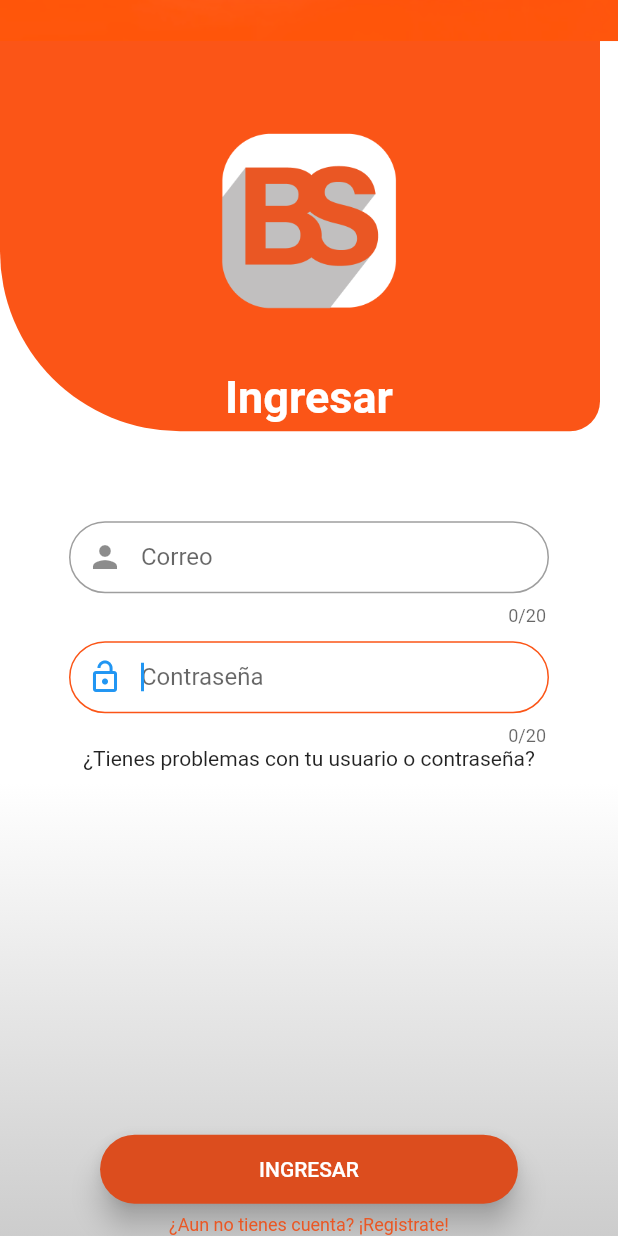
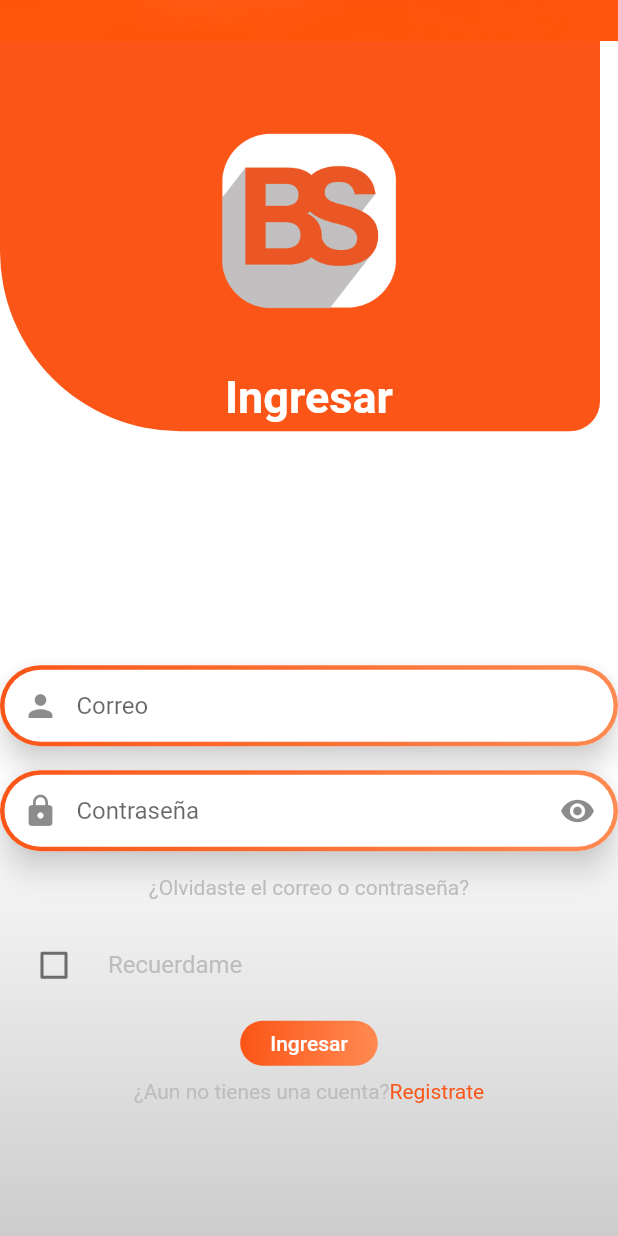
Before and after one commit to Amtrex/Bustop, a Flutter app: the screen it shows after launch, scrolled down 576 dp, on a phone screen of 412 x 824 dp. Run offline on Flutter 3.47's test engine with Material 2 defaults, Android fonts, the phone set to English and light mode, and no system bars; our stand-ins replace cloud_firestore, firebase_auth, firebase_core, qr_flutter; missing offline and left inert: barcode_scan; accounts and stored records are empty.

Commit message:
Login funcional y modificaciones de diseño

```diff
--- a/lib/src/Routes/routes.dart
+++ b/lib/src/Routes/routes.dart
@@ -1,23 +1,22 @@
 import 'package:bustop/src/pages/generate.dart';
 import 'package:bustop/src/pages/home_page.dart';
-import 'package:bustop/src/pages/loginPage.dart';
 import 'package:bustop/src/pages/qrPage.dart';
 import 'package:bustop/src/pages/register_pages.dart';
+import 'package:bustop/src/pages/regs_page.dart';
 import 'package:bustop/src/pages/scan.dart';
 import 'package:flutter/material.dart';
 import 'package:bustop/src/pages/login_page.dart';
 import 'package:bustop/src/pages/scroll_page.dart';
 
-
-Map <String, WidgetBuilder> getAplicationRoutes(){
+Map<String, WidgetBuilder> getAplicationRoutes() {
   return <String, WidgetBuilder>{
-    '/'   : (BuildContext context)=>ScrollPage(),
-        'home': (BuildContext context)=>HomePage(),
-        'register':(BuildContext context)=>RegisterPage(),
-        'login' :(BuildContext context)=>LoginPage(),
-        'qr' :(BuildContext context)=>QrPage(),
-        'scan':(BuildContext context)=>ScanPage(),
-        'generate':(BuildContext context)=>GeneratePage(),
-        'logins' :(BuildContext context)=>LoginPages(),
+    '/': (BuildContext context) => ScrollPage(),
+    'home': (BuildContext context) => HomePage(),
+    'register': (BuildContext context) => RegisterPage(),
+    'login': (BuildContext context) => LoginPage(),
+    'qr': (BuildContext context) => QrPage(),
+    'scan': (BuildContext context) => ScanPage(),
+    'generate': (BuildContext context) => GeneratePage(),
+    'regs': (BuildContext context) => RegsPage(),
   };
 }
--- a/lib/src/pages/login_page.dart
+++ b/lib/src/pages/login_page.dart
@@ -1,5 +1,8 @@
 import 'package:bustop/src/Widgets/styleWidgets.dart';
+import 'package:cloud_firestore/cloud_firestore.dart';
+import 'package:firebase_auth/firebase_auth.dart';
 import 'package:flutter/material.dart';
+import 'home_page.dart';
 
 class LoginPage extends StatefulWidget {
   @override
@@ -7,8 +10,18 @@ class LoginPage extends StatefulWidget {
 }
 
 class _LoginPageState extends State<LoginPage> {
+  bool _check = false;
+  bool _showPass = true;
+
+  double _screenHeightSize;
+  final _loginFormKey = GlobalKey<FormState>();
+
+  final emailController = TextEditingController();
+  final passwordController = TextEditingController();
+  final FirebaseAuth _auth = FirebaseAuth.instance;
   @override
   Widget build(BuildContext context) {
+    _screenHeightSize = MediaQuery.of(context).size.height;
     return Stack(
       children: [
         BackApp(),
@@ -21,142 +34,190 @@ class _LoginPageState extends State<LoginPage> {
   }
 
   Widget loginPage() {
-    //Para la comprovacion de los datos
-    final formKey = GlobalKey<FormState>();
-    String _correo, _contrasena;
-
     return Container(
-      child: Center(
       child: Form(
-          key: formKey,
+        key: _loginFormKey,
         child: Column(
           mainAxisAlignment: MainAxisAlignment.center,
+          children: <Widget>[
+            SizedBox(
+              height: 300,
+            ),
+            inputGradient(
+                false, 'Correo', Icon(Icons.person), null, emailController),
+            Divider(color: Colors.transparent),
+            inputGradient(
+                _showPass,
+                'Contraseña',
+                Icon(Icons.lock),
+                IconButton(
+                    icon: Icon(Icons.visibility),
+                    onPressed: () {
+                      setState(() {
+                        if (_showPass == true) {
+                          _showPass = false;
+                        } else {
+                          _showPass = true;
+                        }
+                      });
+                    }),
+                passwordController),
+            Divider(color: Colors.transparent),
+            Text(
+              '¿Olvidaste el correo o contraseña?',
+              style: TextStyle(color: Colors.grey[400]),
+            ),
+            Divider(color: Colors.transparent),
+            CheckboxListTile(
+              //check Remember me
+              controlAffinity: ListTileControlAffinity.leading,
+              title:
+                  Text('Recuerdame', style: TextStyle(color: Colors.grey[400])),
+              value: _check,
+              activeColor: Colors.orange,
+              onChanged: (valor) {
+                setState(() {
+                  _check = valor;
+                });
+              },
+            ),
+            FlatButton(
+              //button intro
+              textColor: Colors.white,
+              // padding: EdgeInsets.all(0.0),
+              child: Container(
+                decoration: BoxDecoration(
+                  borderRadius: BorderRadius.circular(30.0),
+                  gradient: LinearGradient(colors: <Color>[
+                    Color.fromRGBO(251, 85, 23, 1),
+                    Color.fromRGBO(255, 138, 82, 1),
+                  ]),
+                ),
+                padding: EdgeInsets.symmetric(horizontal: 20.0, vertical: 7.0),
+                child: Text('Ingresar'),
+              ),
+              onPressed: () {
+                if (_loginFormKey.currentState.validate()) {
+                  setState(() {
+                    _authFirebase();
+                  });
+                }
+              },
+            ),
+            Row(
+              mainAxisAlignment: MainAxisAlignment.center,
               children: [
-              SizedBox(
-                height: 320.0,
-              ),
-              Theme(
-                child: Container(
-                  width: 320.0,
-                  child: TextFormField(
-                    maxLength: 20,
-                    decoration: InputDecoration(
-                      prefixIcon: Icon(Icons.person),
-                      border: OutlineInputBorder(
-                          borderRadius: BorderRadius.circular(30)),
-                      hintText: ('Correo'),
-                      contentPadding: new EdgeInsets.symmetric(
-                          vertical: 10.0, horizontal: 2.0),
-                      focusedBorder: OutlineInputBorder(
-                        borderRadius: BorderRadius.all(Radius.circular(30)),
-                        borderSide: BorderSide(
-                          width: 1,
-                          color: Color.fromRGBO(251, 85, 23, 1),
+                Text("¿Aun no tienes una cuenta?",
+                    style: TextStyle(color: Colors.grey[400])),
+                GestureDetector(
+                  child: Text("Registrate",
+                      style: TextStyle(color: Color.fromRGBO(251, 85, 23, 1))),
+                  onTap: () {
+                    Navigator.pushNamed(context, 'register');
+                  },
+                )
+              ],
+            )
+          ],
         ),
       ),
+    );
+  }
+
+  Future _authFirebase() async {
+    var email = emailController.text.trim();
+    var pass = passwordController.text.trim();
+    try {
+      final user = (await _auth
+          .signInWithEmailAndPassword(
+        email: email,
+        password: pass,
+      )
+          .then((value) {
+        get_data(value.user.uid);
+      }).catchError((e) {
+        print(e);
+      }));
+    } on FirebaseAuthException catch (e) {
+      if (e.code == 'user-not-found') {
+        print('Usuario no existe');
+        return 'Usuario no existe';
+      } else if (e.code == 'wrong-password') {
+        print('Contraseña incorrecta');
+        return 'Contraseña incorrecta';
+      } else if (e.code == 'invalid-email') {
+        print('Correo no valido');
+        return 'Correo no valido';
+      } else {
+        print(e.message);
+        return e.message;
+      }
+    } catch (e) {
+      print(e);
+    }
+  }
+
+  Future get_data(user_id) async {
+    try {
+      var usuario = (await FirebaseFirestore.instance
+          .collection('tblUsuarios')
+          .where("idUsuario == '" + user_id + "'")
+          .get()
+          .then((value) {
+        var user = value.docs[0].data();
+        if (user['rol'] == 1) {
+          Navigator.pushReplacement(context,
+              MaterialPageRoute(builder: (BuildContext context) => HomePage()));
+        }
+      }));
+    } catch (e) {
+      print(e);
+    }
+  }
+
+  Widget inputGradient(
+      _showPass, String title, Widget pfx, Widget sfx, final ctr) {
+    return Material(
+      elevation: 8,
+      shadowColor: Colors.grey[200],
+      borderRadius: BorderRadius.circular(40.0),
+      child: Container(
+        decoration: BoxDecoration(
+          border: Border.all(
+            width: 3,
+            color: Colors.transparent,
           ),
-                    validator: (input) => !input.contains('control')
-                        ? 'Este Usuario no existe, intenta nuevamente'
-                        : null,
-                    onSaved: (input) => _correo = input,
+          borderRadius: BorderRadius.circular(30.0),
+          gradient: LinearGradient(
+            colors: [
+              Color.fromRGBO(251, 85, 23, 1),
+              Color.fromRGBO(255, 138, 82, 1),
+            ],
           ),
         ),
-                data: Theme.of(context).copyWith(
-                  primaryColor: Color.fromRGBO(251, 85, 23, 1),
+        child: TextFormField(
+          //User field
+          obscureText: _showPass,
+          controller: ctr,
+          validator: (value) {
+            if (value.isEmpty) {
+              return 'Por favor digiligencie este campo';
+            }
+          },
+          decoration: InputDecoration(
+            contentPadding: EdgeInsets.zero,
+            filled: true,
+            fillColor: Colors.white,
+            enabledBorder: OutlineInputBorder(
+                borderRadius: BorderRadius.circular(40.0),
+                borderSide: BorderSide.none),
+            focusedBorder: OutlineInputBorder(
+              borderRadius: BorderRadius.circular(40.0),
+              borderSide: BorderSide.none,
             ),
-              ),
-              SizedBox(
-                height: 10.0,
-              ),
-
-              Theme(
-                child: Container(
-                  width: 320.0,
-                  child: TextFormField(
-                    maxLength: 20,
-                    decoration: InputDecoration(
-                      prefixIcon: Icon(Icons.lock_open),
-                      border: OutlineInputBorder(
-                          borderRadius: BorderRadius.circular(30)),
-                      hintText: ('Contraseña'),
-                      focusedBorder: OutlineInputBorder(
-                        borderRadius: BorderRadius.all(Radius.circular(30)),
-                        borderSide: BorderSide(
-                          width: 1,
-                          color: Color.fromRGBO(251, 85, 23, 1),
-                        ),
-                      ),
-                      contentPadding: new EdgeInsets.symmetric(
-                          vertical: 10.0, horizontal: 2.0),
-                    ),
-                    autofocus: true,
-                    validator: (input) => input.length < 8
-                        ? 'Tu contraseña es demasiado corta intenta con otra'
-                        : null,
-                    onSaved: (input) => _contrasena = input,
-                    obscureText: true,
-                  ),
-                ),
-                data: Theme.of(context).copyWith(
-                  primaryColor: Color.fromRGBO(251, 85, 23, 1),
-                ),
-              ),
-              Container(
-                  child: GestureDetector(
-                      child: Text(
-                          "¿Tienes problemas con tu usuario o contraseña?"),
-                      onTap: () {
-                        Navigator.pushNamed(context, '/');
-                      })),
-              Expanded(
-                child: Container(),
-              ),
-              RaisedButton(
-                elevation: 8.0,
-                shape: StadiumBorder(),
-                color: Color(0xffdc4d1e),
-                child: Padding(
-                  child: Text(
-                    'INGRESAR',
-                    style: TextStyle(color: Colors.white),
-                  ),
-                  padding:
-                      EdgeInsets.symmetric(horizontal: 90.0, vertical: 15.0),
-                ),
-
-                //onPressed: _validar,
-
-                onPressed: () {
-                  Navigator.pushNamed(context, 'home');
-                },
-              ),
-
-              //Funcion submit----------------
-
-              //Void _validar (){
-              //if(formKey.currentState.validate()){
-              //formKey.currentState.save();
-              //print(_correo);
-              //print(_contrasena);
-              //}},
-
-              SizedBox(
-                height: 6.0,
-              ),
-              Container(
-                  child: GestureDetector(
-                      child: Text("¿Aun no tienes cuenta? ¡Registrate!",
-                          style: TextStyle(
-                            color: Color(0xffea5724),
-                            fontSize: 12.0,
-                          )),
-                      onTap: () {
-                        Navigator.pushNamed(context, 'register');
-                      })),
-              SizedBox(
-                height: 28.0,
-              ),
-            ],
+            hintText: title,
+            prefixIcon: pfx,
+            suffixIcon: sfx,
           ),
         ),
       ),
--- a/lib/src/pages/scroll_page.dart
+++ b/lib/src/pages/scroll_page.dart
@@ -1,10 +1,6 @@
 import 'dart:math';
-
 import 'package:bustop/src/pages/home_page.dart';
-import 'package:bustop/src/pages/loginPage.dart';
 import 'package:flutter/material.dart';
-
-import 'loginPage.dart';
 import 'login_page.dart';
 class ScrollPage extends StatefulWidget {
   @override
--- a/pubspec.yaml
+++ b/pubspec.yaml
@@ -27,6 +27,9 @@ dependencies:
   firebase_core: ^0.5.0+1
   firebase_auth: ^0.18.1+2
   flutter_auth_buttons: ^0.10.0
+  firebase_database: ^4.1.1
+  provider: ^4.3.2+2
+  cloud_firestore: ^0.14.1+3
 
 
   # The following adds the Cupertino Icons font to your application.
```
Also changed, not shown: lib/main.dart (+0 -7 lines), lib/src/Widgets/styleWidgets.dart (+56 -2 lines), lib/src/data/login_state.dart (added, +15 -0 lines), lib/src/pages/home_page.dart (+0 -8 lines), lib/src/pages/loginPage.dart (deleted, +0 -91 lines), lib/src/pages/qrPage.dart (+16 -17 lines), lib/src/pages/register_pages.dart (+33 -82 lines), lib/src/pages/regs_page.dart (added, +31 -0 lines), pubspec.lock. Lines whose indentation alone changed are shown as unchanged.
